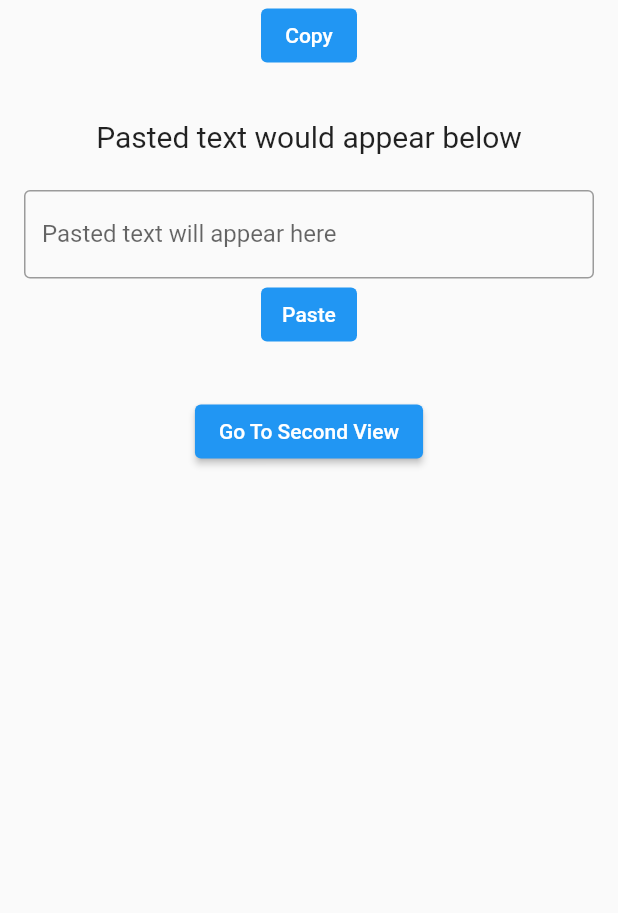
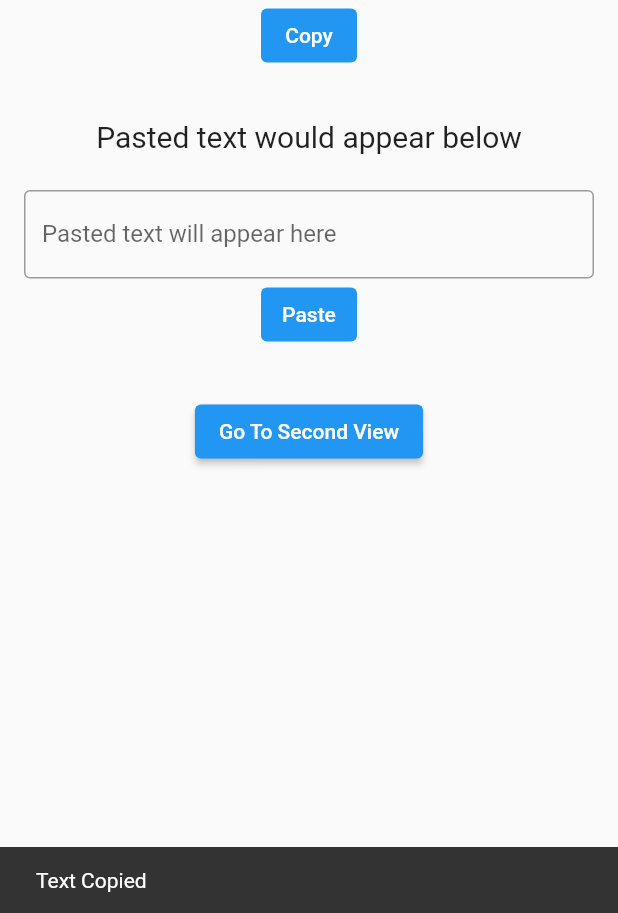
Before and after one commit to Blazebrain/copy_to_clipboard, a Flutter app: the screen it shows after launch, after a tap on "Copy", on a phone screen of 412 x 824 dp, the part 323-1236 px from its top. Run offline on Flutter 3.47's test engine with Material 2 defaults, Android fonts, the light colour scheme and no system bars; missing offline and left inert: clipboard.

Commit message:
ui: Added Snackbar to notify user once text is copied

```diff
--- a/lib/home_view.dart
+++ b/lib/home_view.dart
@@ -39,7 +39,16 @@ class HomeView extends StatelessWidget {
               ),
               TextButton(
                 onPressed: () async {
-                  FlutterClipboard.copy(diaryControllerWithPackageOne.text);
+                  FlutterClipboard.copy(diaryControllerWithPackageOne.text)
+                      .then(
+                    (value) {
+                      return ScaffoldMessenger.of(context).showSnackBar(
+                        const SnackBar(
+                          content: Text('Text Copied'),
+                        ),
+                      );
+                    },
+                  );
                 },
                 style: ButtonStyle(
                   backgroundColor:
```
Also changed, not shown: lib/second_view.dart (+10 -1 lines).
